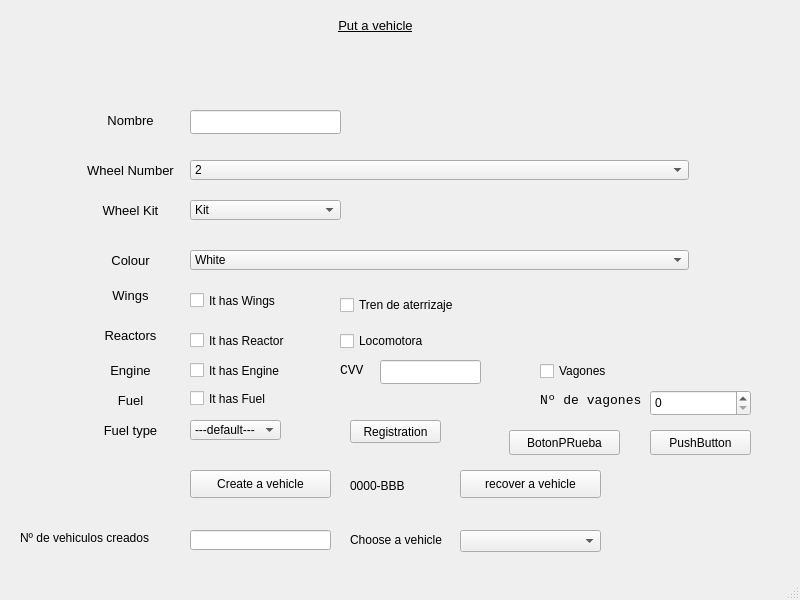
First picture: the form in MainWindow.ui, repository JSlaig/ARCO2020-p2, before the edit.
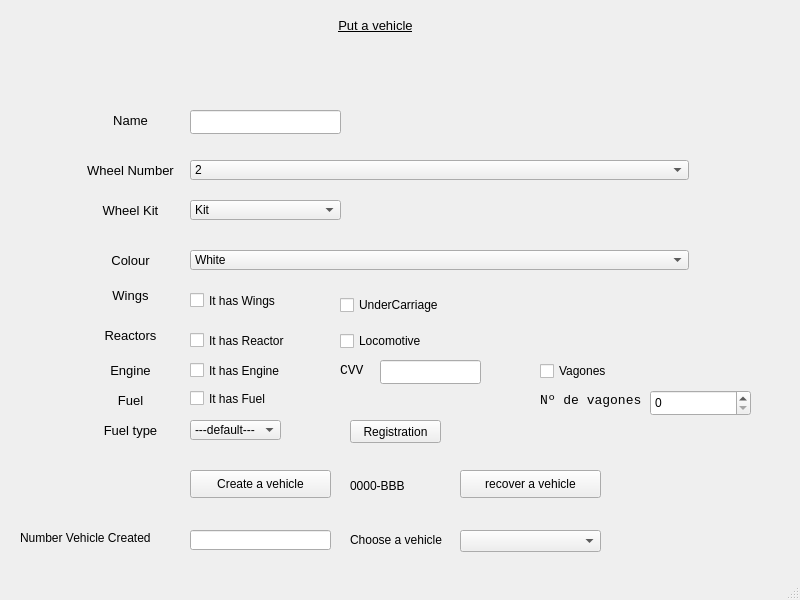
Second picture: the form after the edit.

```diff
--- a/MainWindow.ui
+++ b/MainWindow.ui
@@ -14,32 +14,6 @@
    <string>Vehicle configurator</string>
   </property>
   <widget class="QWidget" name="centralwidget">
-   <widget class="QPushButton" name="BotonPrueba">
-    <property name="geometry">
-     <rect>
-      <x>509</x>
-      <y>430</y>
-      <width>111</width>
-      <height>25</height>
-     </rect>
-    </property>
-    <property name="text">
-     <string>BotonPRueba</string>
-    </property>
-   </widget>
-   <widget class="QPushButton" name="pushButton_2">
-    <property name="geometry">
-     <rect>
-      <x>650</x>
-      <y>430</y>
-      <width>101</width>
-      <height>25</height>
-     </rect>
-    </property>
-    <property name="text">
-     <string>PushButton</string>
-    </property>
-   </widget>
    <widget class="QLabel" name="label">
     <property name="geometry">
      <rect>
@@ -69,7 +43,7 @@
      </rect>
     </property>
     <property name="text">
-     <string>Locomotora</string>
+     <string>Locomotive</string>
     </property>
    </widget>
    <widget class="QCheckBox" name="undercarriageCheckLine">
@@ -82,7 +56,7 @@
      </rect>
     </property>
     <property name="text">
-     <string>Tren de aterrizaje</string>
+     <string>UnderCarriage</string>
     </property>
    </widget>
    <widget class="QCheckBox" name="wagonCheckLine">
@@ -313,7 +287,7 @@
      </font>
     </property>
     <property name="text">
-     <string>Nº de vehiculos creados</string>
+     <string>Number Vehicle Created</string>
     </property>
    </widget>
    <widget class="QComboBox" name="comboBox_listVehicles">
@@ -573,7 +547,7 @@
      </font>
     </property>
     <property name="text">
-     <string>Nombre</string>
+     <string>Name</string>
     </property>
     <property name="scaledContents">
      <bool>false</bool>
```
